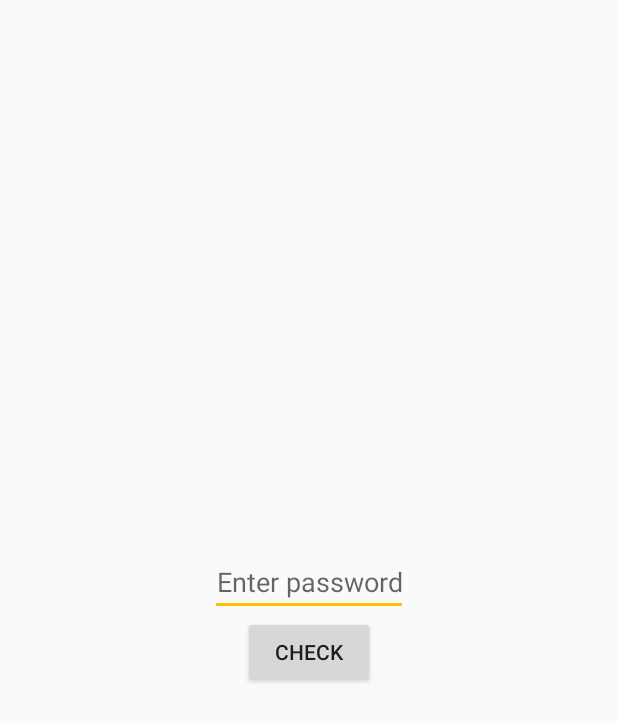
After one commit to mkalenicz/AndroidCV, an Android app: the layout fragment_password.xml on its own in the app's theme, with its tools: preview values and no code run, on a phone screen of 412 x 824 dp. The commit adds this screen. Shown: the top 721 px of the screen. Run offline under Robolectric (Android 15) with nearby library versions, the phone set to English and light mode, and no system bars.

Commit message:
password, addToContacts

```diff
--- a/app/src/main/AndroidManifest.xml
+++ b/app/src/main/AndroidManifest.xml
@@ -1,7 +1,7 @@
 <?xml version="1.0" encoding="utf-8"?>
 <manifest xmlns:android="http://schemas.android.com/apk/res/android"
     package="com.kalenicz.maciej.supercv">
-
+<uses-permission android:name="android.permission.VIBRATE"/>
     <application
         android:allowBackup="true"
         android:icon="@mipmap/ic_launcher"
--- /dev/null
+++ b/app/src/main/res/anim/cycle_7.xml
@@ -0,0 +1,2 @@
+<cycleInterpolator xmlns:android="http://schemas.android.com/apk/res/android"
+    android:cycles="7" />
--- /dev/null
+++ b/app/src/main/res/anim/shake.xml
@@ -0,0 +1,6 @@
+<?xml version="1.0" encoding="utf-8"?>
+<translate xmlns:android="http://schemas.android.com/apk/res/android"
+    android:duration = "500"
+    android:fromXDelta="0"
+    android:interpolator="@anim/cycle_7"
+    android:toXDelta="15"/>
--- /dev/null
+++ b/app/src/main/res/layout/fragment_password.xml
@@ -0,0 +1,27 @@
+<LinearLayout xmlns:android="http://schemas.android.com/apk/res/android"
+    xmlns:tools="http://schemas.android.com/tools"
+    android:layout_width="match_parent"
+    android:layout_height="match_parent"
+    android:orientation="vertical"
+    android:gravity="center"
+    android:minHeight="1000dp"
+    android:minWidth="1000dp"
+    android:id="@+id/passwordField"
+    tools:context="com.kalenicz.maciej.supercv.PasswordFragment">
+
+    <!-- TODO: Update blank fragment layout -->
+    <EditText
+        android:layout_width="wrap_content"
+        android:layout_height="wrap_content"
+        android:inputType="textPassword"
+        android:id="@+id/passwordText"
+        android:gravity="center"
+        android:hint="Enter password" />
+
+    <Button
+        android:text="CHECK"
+        android:layout_width="wrap_content"
+        android:layout_height="wrap_content"
+        android:id="@+id/checkPasswordButton" />
+
+</LinearLayout>
```
Also changed, not shown: app/src/main/java/com/kalenicz/maciej/supercv/MainActivity.java (+21 -1 lines), app/src/main/java/com/kalenicz/maciej/supercv/PasswordFragment.java (added, +93 -0 lines).
